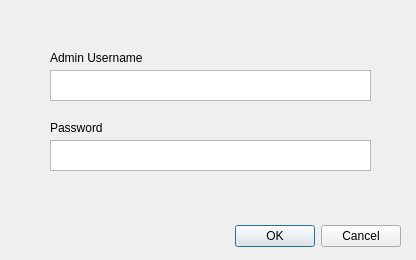
Qt form authDialog.ui (josephrexme/registron) before a commit.
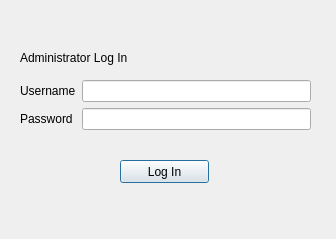
The same form after that commit.

The edit to the form file:
```diff
--- a/authDialog.ui
+++ b/authDialog.ui
@@ -6,8 +6,8 @@
    <rect>
     <x>0</x>
     <y>0</y>
-    <width>416</width>
-    <height>260</height>
+    <width>336</width>
+    <height>239</height>
    </rect>
   </property>
   <property name="windowTitle">
@@ -16,66 +16,94 @@
   <property name="modal">
    <bool>true</bool>
   </property>
-  <widget class="QDialogButtonBox" name="buttonBox">
+  <widget class="QWidget" name="formLayoutWidget">
    <property name="geometry">
     <rect>
-     <x>60</x>
-     <y>220</y>
-     <width>341</width>
-     <height>32</height>
+     <x>20</x>
+     <y>80</y>
+     <width>291</width>
+     <height>61</height>
     </rect>
    </property>
-   <property name="orientation">
-    <enum>Qt::Horizontal</enum>
-   </property>
-   <property name="standardButtons">
-    <set>QDialogButtonBox::Cancel|QDialogButtonBox::Ok</set>
-   </property>
+   <layout class="QFormLayout" name="formLayout">
+    <property name="fieldGrowthPolicy">
+     <enum>QFormLayout::ExpandingFieldsGrow</enum>
+    </property>
+    <item row="0" column="0">
+     <widget class="QLabel" name="usernameLabel">
+      <property name="text">
+       <string>Username</string>
+      </property>
+     </widget>
+    </item>
+    <item row="0" column="1">
+     <widget class="QLineEdit" name="adminUname"/>
+    </item>
+    <item row="1" column="1">
+     <widget class="QLineEdit" name="adminPass">
+      <property name="echoMode">
+       <enum>QLineEdit::Password</enum>
+      </property>
+     </widget>
+    </item>
+    <item row="1" column="0">
+     <widget class="QLabel" name="passwordLabel">
+      <property name="text">
+       <string>Password</string>
+      </property>
+     </widget>
+    </item>
+   </layout>
   </widget>
-  <widget class="QTextEdit" name="adminUser">
+  <widget class="QLabel" name="Adminlabel">
    <property name="geometry">
     <rect>
-     <x>50</x>
-     <y>70</y>
-     <width>321</width>
-     <height>31</height>
-    </rect>
-   </property>
-  </widget>
-  <widget class="QTextEdit" name="adminPass">
-   <property name="geometry">
-    <rect>
-     <x>50</x>
-     <y>140</y>
-     <width>321</width>
-     <height>31</height>
-    </rect>
-   </property>
-  </widget>
-  <widget class="QLabel" name="userLabel">
-   <property name="geometry">
-    <rect>
-     <x>50</x>
+     <x>20</x>
      <y>50</y>
-     <width>121</width>
+     <width>261</width>
      <height>16</height>
     </rect>
    </property>
    <property name="text">
-    <string>Admin Username</string>
+    <string>Administrator Log In</string>
    </property>
   </widget>
   <widget class="QLabel" name="passLabel">
    <property name="geometry">
     <rect>
-     <x>50</x>
-     <y>120</y>
-     <width>71</width>
-     <height>16</height>
+     <x>80</x>
+     <y>150</y>
+     <width>171</width>
+     <height>20</height>
     </rect>
    </property>
+   <property name="styleSheet">
+    <string notr="true">color: red;</string>
+   </property>
    <property name="text">
-    <string>Password</string>
+    <string/>
+   </property>
+   <property name="alignment">
+    <set>Qt::AlignCenter</set>
+   </property>
+   <property name="wordWrap">
+    <bool>true</bool>
+   </property>
+   <property name="margin">
+    <number>5</number>
+   </property>
+  </widget>
+  <widget class="QPushButton" name="logBtn">
+   <property name="geometry">
+    <rect>
+     <x>120</x>
+     <y>160</y>
+     <width>89</width>
+     <height>23</height>
+    </rect>
+   </property>
+   <property name="text">
+    <string>Log In</string>
    </property>
   </widget>
  </widget>
```
Left out of the diff: 37 changed lines with no effect on the pictures.
